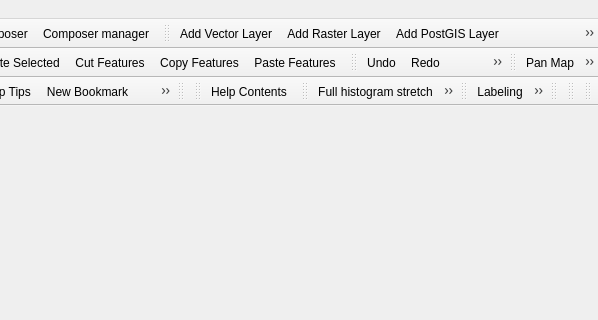
Before: the Qt Designer form src/ui/qgisapp.ui in kadas-albireo/kadas-albireo, drawn with Qt 5; both pictures show x 454 to 1052 and y 0 to 320 of the 1052 by 489 pixel window.
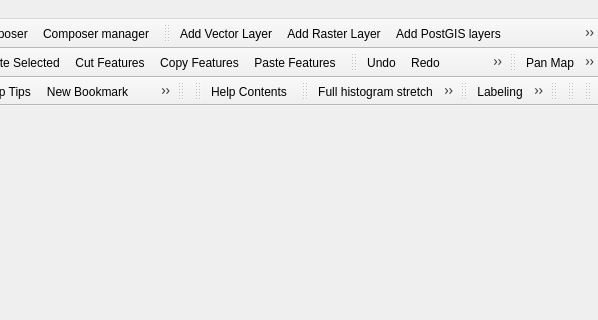
After: the same form once the commit is applied. Icons and pictures are not drawn.

The edit to the form file:
```diff
--- a/src/ui/qgisapp.ui
+++ b/src/ui/qgisapp.ui
@@ -1126,7 +1126,7 @@
      <normaloff>:/images/themes/default/mActionAddLayer.png</normaloff>:/images/themes/default/mActionAddLayer.png</iconset>
    </property>
    <property name="text">
-    <string>Add PostGIS Layer...</string>
+    <string>Add PostGIS layers...</string>
    </property>
    <property name="shortcut">
     <string>Ctrl+Shift+D</string>
```
